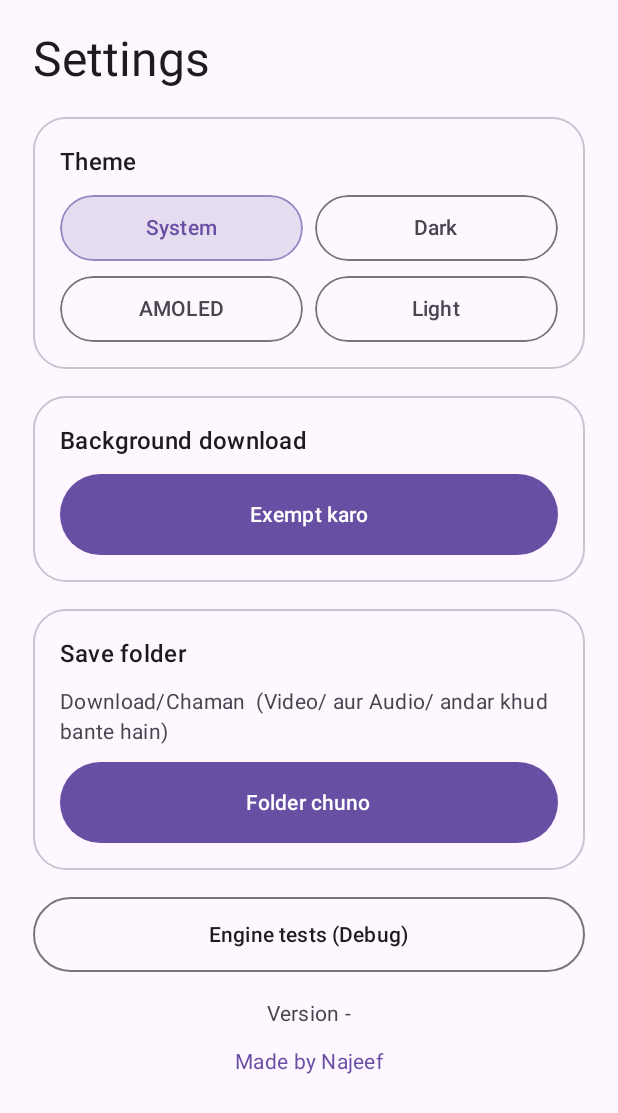
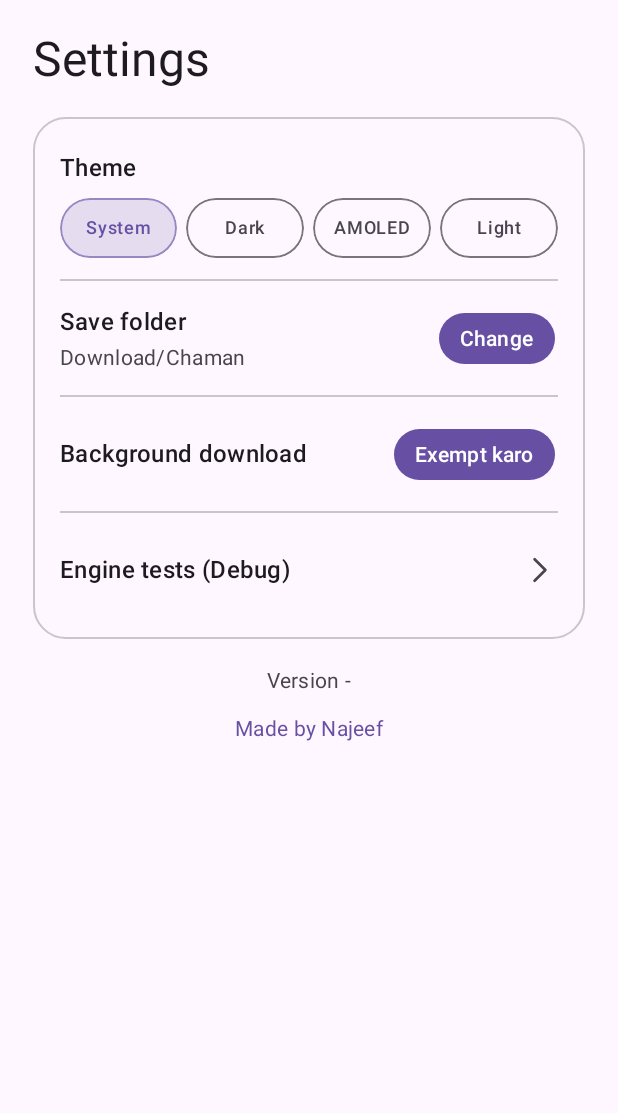
Before and after one commit to CHAMANRK/chaman-downloader, an Android app built with Jetpack Compose: the composable SettingsScreen shown on its own in the app's theme, on a phone screen of 412 x 824 dp. Shown: the top 1113 px of the screen. Run offline under Robolectric (Android 15) with nearby library versions, the phone set to English and light mode, and no system bars; 4 statements that could not run were skipped.

Commit message:
Step R v0.4.27-polish: paste pe auto search, download ke baad auto clear, Paste/X ek button, compact Settings

```diff
--- a/app/build.gradle.kts
+++ b/app/build.gradle.kts
@@ -15,8 +15,8 @@ android {
         applicationId = "com.chaman.downloader"
         minSdk = 29 // MediaStore.Downloads (scoped storage) ke liye Android 10+
         targetSdk = 34
-        versionCode = 31
-        versionName = "0.4.26-updtest"
+        versionCode = 32
+        versionName = "0.4.27-polish"
 
         ndk {
             abiFilters += listOf("arm64-v8a")
--- a/app/src/main/java/com/chaman/downloader/DownloadState.kt
+++ b/app/src/main/java/com/chaman/downloader/DownloadState.kt
@@ -17,6 +17,7 @@ object DownloadState {
     var log by mutableStateOf("")
     var currentTitle by mutableStateOf("") // UI set karta hai (info title ya URL)
     var error by mutableStateOf("") // FAIL par chhota, padhne layak message (poora error log me)
+    @Volatile var sourceUrl: String = "" // Home ne jis link se download shuru kiya (PASS par field clear ke liye)
     var savedUri by mutableStateOf<String?>(null) // PASS par MediaStore uri (snackbar "Open" ke liye)
     var savedMime by mutableStateOf("*/*")
     @Volatile var startedAt: Long = 0L
--- a/app/src/main/java/com/chaman/downloader/SettingsScreen.kt
+++ b/app/src/main/java/com/chaman/downloader/SettingsScreen.kt
@@ -17,6 +17,8 @@ import androidx.compose.foundation.layout.Row
 import androidx.compose.foundation.layout.fillMaxSize
 import androidx.compose.foundation.layout.fillMaxWidth
 import androidx.compose.foundation.layout.height
+import androidx.compose.foundation.layout.heightIn
+import androidx.compose.foundation.layout.size
 import androidx.compose.foundation.layout.padding
 import androidx.compose.foundation.layout.statusBarsPadding
 import androidx.compose.foundation.rememberScrollState
@@ -35,6 +37,7 @@ import androidx.compose.ui.Alignment
 import androidx.compose.ui.Modifier
 import androidx.compose.ui.draw.clip
 import androidx.compose.ui.platform.LocalContext
+import androidx.compose.ui.text.style.TextOverflow
 import androidx.compose.ui.platform.LocalLifecycleOwner
 import androidx.compose.ui.unit.dp
 import androidx.lifecycle.Lifecycle
@@ -98,20 +101,24 @@ fun SettingsScreen(
     ) {
         PageTitle("Settings")
 
+        // Compact list: har row 48dp+, patli divider
         LuxCard {
+            // Theme: label + ek row me 4 chips
+            Column(modifier = Modifier.padding(vertical = 4.dp), verticalArrangement = Arrangement.spacedBy(8.dp)) {
                 Text("Theme", style = MaterialTheme.typography.titleMedium)
+                Row(horizontalArrangement = Arrangement.spacedBy(6.dp)) {
                     listOf(
-                listOf(ThemeMode.SYSTEM to "System", ThemeMode.DARK to "Dark"),
-                listOf(ThemeMode.AMOLED to "AMOLED", ThemeMode.LIGHT to "Light")
-            ).forEach { rowItems ->
-                Row(horizontalArrangement = Arrangement.spacedBy(8.dp)) {
-                    rowItems.forEach { (m, label) ->
+                        ThemeMode.SYSTEM to "System",
+                        ThemeMode.DARK to "Dark",
+                        ThemeMode.AMOLED to "AMOLED",
+                        ThemeMode.LIGHT to "Light"
+                    ).forEach { (m, label) ->
                         val sel = m == mode
-                        val shape = RoundedCornerShape(22.dp)
+                        val shape = RoundedCornerShape(20.dp)
                         Surface(
                             modifier = Modifier
                                 .weight(1f)
-                                .height(44.dp)
+                                .height(40.dp)
                                 .clip(shape)
                                 .clickable { onMode(m) },
                             shape = shape,
@@ -121,7 +128,8 @@ fun SettingsScreen(
                             Box(contentAlignment = Alignment.Center) {
                                 Text(
                                     label,
-                                    style = MaterialTheme.typography.labelLarge,
+                                    style = MaterialTheme.typography.labelMedium,
+                                    maxLines = 1,
                                     color = if (sel) cs.primary else cs.onSurfaceVariant
                                 )
                             }
@@ -129,32 +137,30 @@ fun SettingsScreen(
                     }
                 }
             }
-        }
 
-        if (!exempt) {
-            LuxCard {
-                Text("Background download", style = MaterialTheme.typography.titleMedium)
-                GoldButton("Exempt karo", onClick = {
-                    ctx.startActivity(
-                        Intent(
-                            Settings.ACTION_REQUEST_IGNORE_BATTERY_OPTIMIZATIONS,
-                            Uri.parse("package:${ctx.packageName}")
-                        )
-                    )
-                })
-            }
-        }
+            ThinDivider()
 
-        LuxCard {
+            // Save folder: naam + compact Change; custom folder ho tabhi chhota Default
+            val custom = SaveFolder.treeUri(ctx) != null
+            Row(
+                modifier = Modifier
+                    .fillMaxWidth()
+                    .heightIn(min = 56.dp),
+                verticalAlignment = Alignment.CenterVertically,
+                horizontalArrangement = Arrangement.spacedBy(6.dp)
+            ) {
+                Column(modifier = Modifier.weight(1f), verticalArrangement = Arrangement.spacedBy(2.dp)) {
                     Text("Save folder", style = MaterialTheme.typography.titleMedium)
                     Text(
-                "$saveLabel  (Video/ aur Audio/ andar khud bante hain)",
+                        saveLabel,
                         style = MaterialTheme.typography.bodyMedium,
-                color = cs.onSurfaceVariant
+                        color = cs.onSurfaceVariant,
+                        maxLines = 1,
+                        overflow = TextOverflow.Ellipsis
                     )
-            GoldButton("Folder chuno", onClick = { pickFolder.launch(null) })
-            if (SaveFolder.treeUri(ctx) != null) {
-                QuietButton("Default (Download/Chaman) pe wapas", onClick = {
+                }
+                if (custom) {
+                    SmallButton("Default", onClick = {
                         SaveFolder.treeUri(ctx)?.let { old ->
                             try {
                                 ctx.contentResolver.releasePersistableUriPermission(
@@ -166,6 +172,40 @@ fun SettingsScreen(
                         SaveFolder.set(ctx, null)
                         saveLabel = SaveFolder.label(ctx)
                     })
+                }
+                SmallButton("Change", onClick = { pickFolder.launch(null) }, filled = true)
+            }
+
+            if (!exempt) {
+                ThinDivider()
+                Row(
+                    modifier = Modifier
+                        .fillMaxWidth()
+                        .heightIn(min = 56.dp),
+                    verticalAlignment = Alignment.CenterVertically
+                ) {
+                    Text("Background download", style = MaterialTheme.typography.titleMedium, modifier = Modifier.weight(1f))
+                    SmallButton("Exempt karo", onClick = {
+                        ctx.startActivity(
+                            Intent(
+                                Settings.ACTION_REQUEST_IGNORE_BATTERY_OPTIMIZATIONS,
+                                Uri.parse("package:${ctx.packageName}")
+                            )
+                        )
+                    }, filled = true)
+                }
+            }
+
+            ThinDivider()
+            Row(
+                modifier = Modifier
+                    .fillMaxWidth()
+                    .heightIn(min = 56.dp)
+                    .clickable { onOpenDebug() },
+                verticalAlignment = Alignment.CenterVertically
+            ) {
+                Text("Engine tests (Debug)", style = MaterialTheme.typography.titleMedium, modifier = Modifier.weight(1f))
+                ChevronIcon(cs.onSurfaceVariant, Modifier.size(24.dp))
             }
         }
 
@@ -195,8 +235,6 @@ fun SettingsScreen(
             }
         }
 
-        QuietButton("Engine tests (Debug)", onClick = onOpenDebug)
-
         Column(
             modifier = Modifier.fillMaxWidth(),
             horizontalAlignment = Alignment.CenterHorizontally,
--- a/app/src/main/java/com/chaman/downloader/Ui.kt
+++ b/app/src/main/java/com/chaman/downloader/Ui.kt
@@ -1,6 +1,23 @@
 package com.chaman.downloader
 
 import androidx.compose.foundation.BorderStroke
+import androidx.compose.foundation.Canvas
+import androidx.compose.foundation.clickable
+import androidx.compose.foundation.layout.Box
+import androidx.compose.foundation.layout.heightIn
+import androidx.compose.foundation.layout.fillMaxHeight
+import androidx.compose.foundation.layout.Row
+import androidx.compose.foundation.background
+import androidx.compose.foundation.shape.CircleShape
+import androidx.compose.ui.draw.clip
+import androidx.compose.ui.geometry.CornerRadius
+import androidx.compose.ui.geometry.Offset
+import androidx.compose.ui.geometry.Size
+import androidx.compose.ui.graphics.Color
+import androidx.compose.ui.graphics.Path
+import androidx.compose.ui.graphics.StrokeCap
+import androidx.compose.ui.graphics.StrokeJoin
+import androidx.compose.ui.graphics.drawscope.Stroke
 import androidx.compose.foundation.layout.Arrangement
 import androidx.compose.foundation.layout.Column
 import androidx.compose.foundation.layout.size
@@ -119,3 +136,105 @@ fun EmptyState(iconIndex: Int, title: String) {
         )
     }
 }
+
+/** Field ke andar ek hi button: khali = Paste (clipboard icon), text = X (clear). 48dp tap, 20dp SVG-style icon (Canvas). */
+@Composable
+fun FieldActionButton(isClear: Boolean, onClick: () -> Unit) {
+    val tint = MaterialTheme.colorScheme.onSurfaceVariant
+    Box(
+        modifier = Modifier
+            .size(48.dp)
+            .clip(CircleShape)
+            .clickable(onClick = onClick),
+        contentAlignment = Alignment.Center
+    ) {
+        FieldIcon(isClear, tint, Modifier.size(20.dp))
+    }
+}
+
+@Composable
+private fun FieldIcon(isClear: Boolean, tint: Color, modifier: Modifier) {
+    Canvas(modifier = modifier) {
+        val w = size.width
+        val h = size.height
+        val st = Stroke(width = 1.8.dp.toPx(), cap = StrokeCap.Round, join = StrokeJoin.Round)
+        if (isClear) {
+            val x = Path().apply {
+                moveTo(w * 0.2f, h * 0.2f); lineTo(w * 0.8f, h * 0.8f)
+                moveTo(w * 0.8f, h * 0.2f); lineTo(w * 0.2f, h * 0.8f)
+            }
+            drawPath(x, tint, style = st)
+        } else {
+            // Clipboard: body + upar chhoti clip
+            drawRoundRect(
+                color = tint,
+                topLeft = Offset(w * 0.18f, h * 0.18f),
+                size = Size(w * 0.64f, h * 0.72f),
+                cornerRadius = CornerRadius(w * 0.1f),
+                style = st
+            )
+            drawRoundRect(
+                color = tint,
+                topLeft = Offset(w * 0.34f, h * 0.08f),
+                size = Size(w * 0.32f, h * 0.2f),
+                cornerRadius = CornerRadius(w * 0.06f),
+                style = st
+            )
+        }
+    }
+}
+
+/** Compact pill button: dikhne me 34dp, tap area 48dp. filled = gold, warna outline. */
+@Composable
+fun SmallButton(text: String, onClick: () -> Unit, filled: Boolean = false, enabled: Boolean = true) {
+    val cs = MaterialTheme.colorScheme
+    val shape = RoundedCornerShape(17.dp)
+    Box(
+        modifier = Modifier
+            .heightIn(min = 48.dp)
+            .clip(shape)
+            .clickable(enabled = enabled, onClick = onClick)
+            .padding(horizontal = 2.dp),
+        contentAlignment = Alignment.Center
+    ) {
+        Surface(
+            modifier = Modifier.height(34.dp),
+            shape = shape,
+            color = if (filled) cs.primary else cs.surface,
+            border = if (filled) null else BorderStroke(1.dp, cs.outline)
+        ) {
+            Box(modifier = Modifier.padding(horizontal = 14.dp), contentAlignment = Alignment.Center) {
+                Text(
+                    text,
+                    style = MaterialTheme.typography.labelLarge,
+                    fontWeight = FontWeight.SemiBold,
+                    color = if (filled) cs.onPrimary else cs.onSurface
+                )
+            }
+        }
+    }
+}
+
+/** Settings list ki patli divider. */
+@Composable
+fun ThinDivider() {
+    Box(
+        modifier = Modifier
+            .fillMaxWidth()
+            .height(1.dp)
+            .background(MaterialTheme.colorScheme.outlineVariant)
+    )
+}
+
+/** Chhota ">" chevron (Canvas). */
+@Composable
+fun ChevronIcon(tint: Color, modifier: Modifier = Modifier) {
+    Canvas(modifier = modifier) {
+        val w = size.width
+        val h = size.height
+        val p = Path().apply {
+            moveTo(w * 0.35f, h * 0.2f); lineTo(w * 0.65f, h * 0.5f); lineTo(w * 0.35f, h * 0.8f)
+        }
+        drawPath(p, tint, style = Stroke(width = 1.8.dp.toPx(), cap = StrokeCap.Round, join = StrokeJoin.Round))
+    }
+}
```
Also changed, not shown: app/src/main/java/com/chaman/downloader/HomeScreen.kt (+49 -32 lines), app/src/main/java/com/chaman/downloader/MainActivity.kt (+14 -3 lines), app/src/main/java/com/chaman/downloader/ShareInbox.kt (+22 -0 lines), 2 other files. Lines whose indentation alone changed are shown as unchanged.
